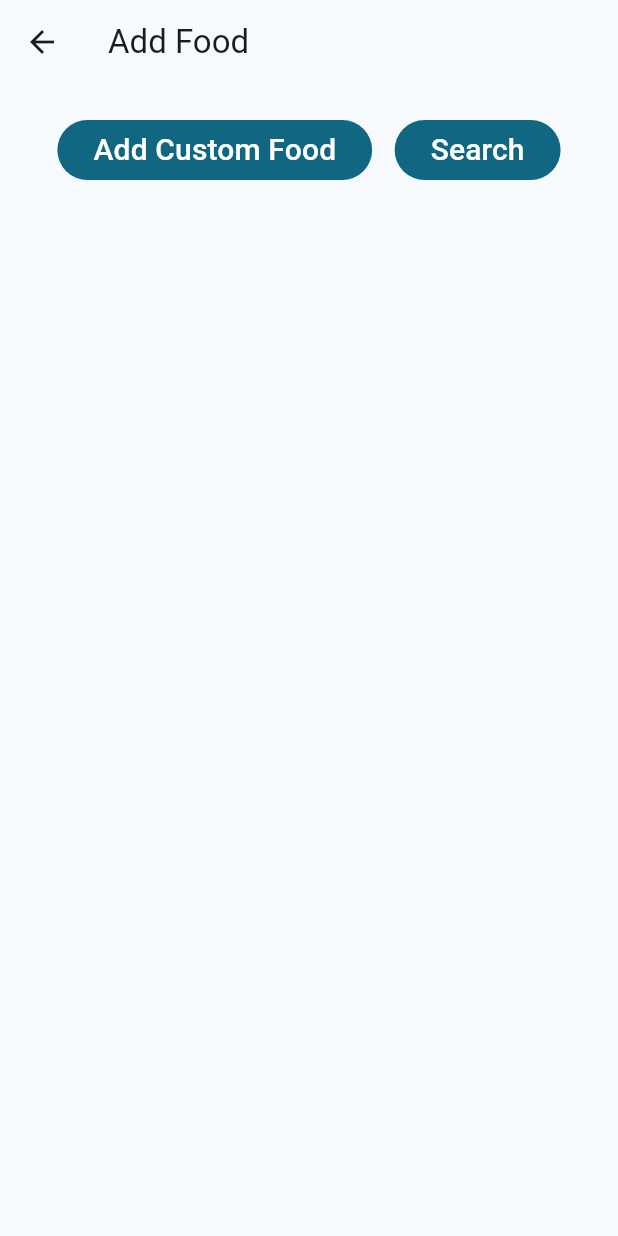
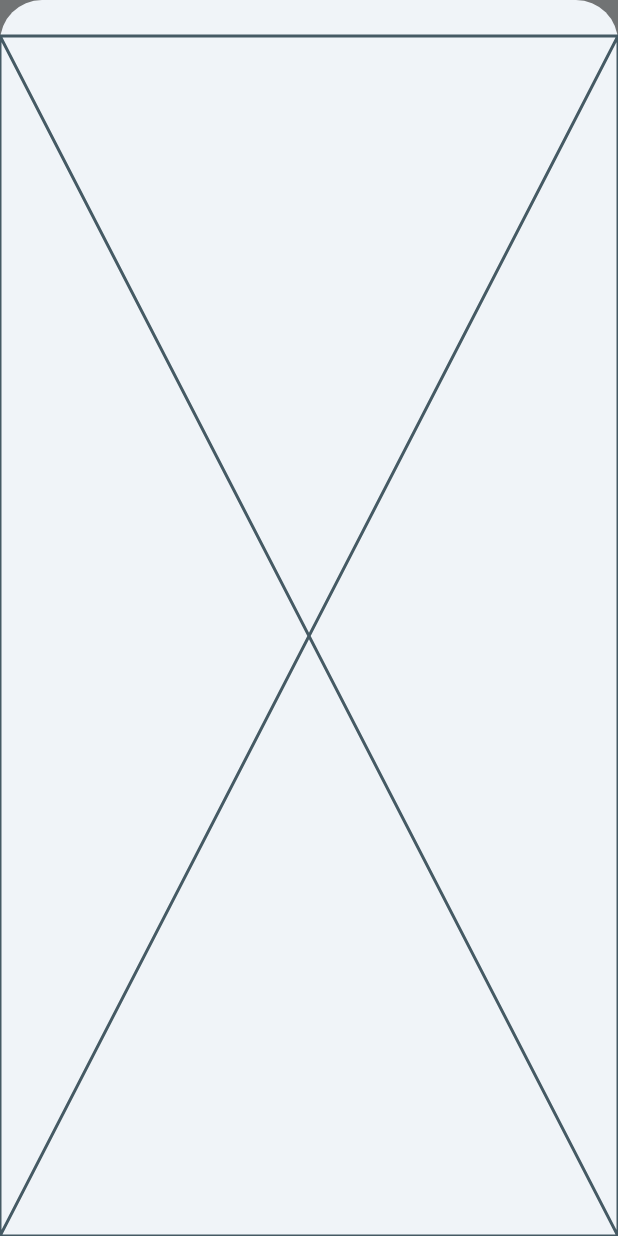
Before and after one commit to michellejw/bolus_calculator_v2, a Flutter app: the ListFoodPage screen opened directly, after a tap on "Add Custom Food", on a phone screen of 412 x 824 dp. Run offline on Flutter 3.47's test engine with Material 3 defaults, Android fonts, the phone set to English and light mode, and no system bars; our stand-ins replace gap.

Commit message:
add pop up bottom modal as a utility; merged utilities and components folders

```diff
--- /dev/null
+++ b/lib/screens/add_custom_food.dart
@@ -0,0 +1,15 @@
+import 'package:flutter/material.dart';
+
+class AddCustomFood extends StatefulWidget {
+  const AddCustomFood({super.key});
+
+  @override
+  State<AddCustomFood> createState() => _AddCustomFoodState();
+}
+
+class _AddCustomFoodState extends State<AddCustomFood> {
+  @override
+  Widget build(BuildContext context) {
+    return const Placeholder();
+  }
+}
--- a/lib/screens/add_food_screen.dart
+++ b/lib/screens/add_food_screen.dart
@@ -1,6 +1,8 @@
 import 'package:bolus_calculator_v2/utilities/constants.dart';
+import 'package:bolus_calculator_v2/utilities/modal_helpers.dart';
 import 'package:flutter/material.dart';
 import 'package:gap/gap.dart';
+import 'package:bolus_calculator_v2/screens/add_custom_food.dart';
 
 class ListFoodPage extends StatefulWidget {
   const ListFoodPage({super.key});
@@ -44,7 +46,12 @@ class _ListFoodPageState extends State<ListFoodPage> {
               mainAxisAlignment: MainAxisAlignment.center,
               children: [
                 FilledButton(
-                  onPressed: () {},
+                  onPressed: () {
+                    showCustomModalBottomSheet(
+                      context,
+                      const AddCustomFood(),
+                    );
+                  },
                   child: const Text(
                     'Add Custom Food',
                     style: kSettingsButtonTextStyle,
@@ -52,7 +59,12 @@ class _ListFoodPageState extends State<ListFoodPage> {
                 ),
                 const Gap(15.0),
                 FilledButton(
-                  onPressed: () {},
+                  onPressed: () {
+                    showCustomModalBottomSheet(
+                      context,
+                      const Placeholder(),
+                    );
+                  },
                   child: const Text(
                     'Search',
                     style: kSettingsButtonTextStyle,
--- a/lib/screens/entry_screen.dart
+++ b/lib/screens/entry_screen.dart
@@ -2,8 +2,8 @@ import 'package:flutter/material.dart';
 import 'package:bolus_calculator_v2/screens/add_food_screen.dart';
 import 'package:gap/gap.dart';
 import 'package:bolus_calculator_v2/utilities/constants.dart';
-import 'package:bolus_calculator_v2/components/settings_input_row.dart';
-import 'package:bolus_calculator_v2/components/buttons.dart';
+import 'package:bolus_calculator_v2/utilities/settings_input_row.dart';
+import 'package:bolus_calculator_v2/utilities/buttons.dart';
 
 class MyHomePage extends StatefulWidget {
   const MyHomePage({Key? key, required this.title}) : super(key: key);
--- a/lib/components/buttons.dart
+++ b/lib/utilities/buttons.dart
@@ -1,5 +1,5 @@
 import 'package:flutter/material.dart';
-import 'package:bolus_calculator_v2/components/number_keypad.dart';
+import 'package:bolus_calculator_v2/utilities/number_keypad.dart';
 import 'package:bolus_calculator_v2/utilities/constants.dart';
 
 class EnterButton extends StatelessWidget {
--- /dev/null
+++ b/lib/utilities/modal_helpers.dart
@@ -0,0 +1,22 @@
+import 'package:flutter/material.dart';
+import 'package:bolus_calculator_v2/screens/add_custom_food.dart';
+
+void showCustomModalBottomSheet(BuildContext context, Widget child) {
+  showModalBottomSheet(
+    isScrollControlled: true,
+    context: context,
+    useSafeArea: true,
+    builder: (context) {
+      return ClipRRect(
+        borderRadius: const BorderRadius.only(
+          topLeft: Radius.circular(20),
+          topRight: Radius.circular(20),
+        ),
+        child: Container(
+          padding: const EdgeInsets.only(top: 24),
+          child: const AddCustomFood(),
+        ),
+      );
+    },
+  );
+}
--- a/lib/components/number_keypad.dart
+++ b/lib/utilities/number_keypad.dart
@@ -1,5 +1,4 @@
 import 'package:flutter/material.dart';
-import 'package:gap/gap.dart';
 
 class NumericKeypad extends StatefulWidget {
   final Function(String) onValueChanged;
--- a/lib/components/settings_input_row.dart
+++ b/lib/utilities/settings_input_row.dart
@@ -1,6 +1,6 @@
 import 'package:flutter/material.dart';
 import 'package:bolus_calculator_v2/utilities/constants.dart';
-import 'package:bolus_calculator_v2/components/buttons.dart';
+import 'package:bolus_calculator_v2/utilities/buttons.dart';
 
 class SettingsInputRow extends StatelessWidget {
   final String inputText;
```
